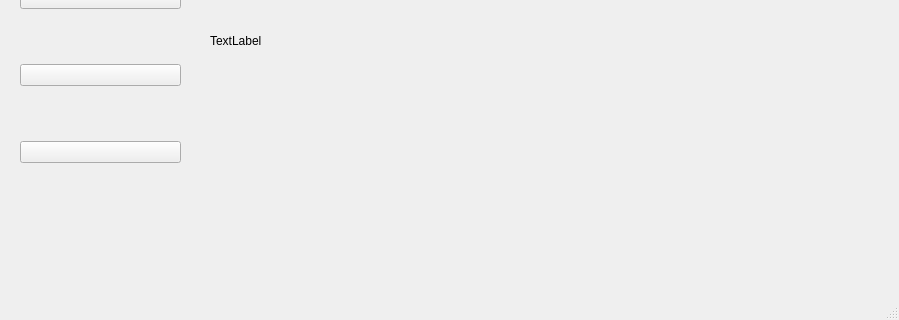
Qt form mainwindow.ui (Saturday-365/PhotoShop-Lite) before a commit; both pictures show x 0 to 899 and y 228 to 548 of the 899 by 548 pixel window.
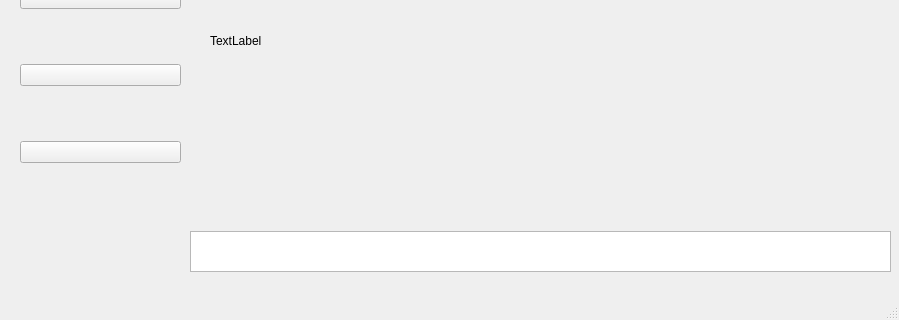
The same form after that commit.

Patch:
```diff
--- a/mainwindow.ui
+++ b/mainwindow.ui
@@ -94,6 +94,16 @@
      <string>TextLabel</string>
     </property>
    </widget>
+   <widget class="QTextEdit" name="Pic_filepath_textEdit">
+    <property name="geometry">
+     <rect>
+      <x>190</x>
+      <y>440</y>
+      <width>701</width>
+      <height>41</height>
+     </rect>
+    </property>
+   </widget>
   </widget>
   <widget class="QMenuBar" name="menubar">
    <property name="geometry">
```
